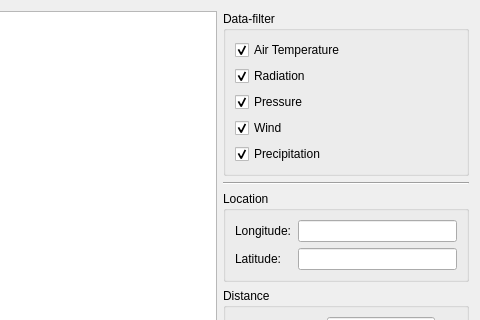
First picture: the form in externals/DataMap/src/DM_DataMapWidget.ui, repository hirseboy/DWD-Weather-Data-Converter, before the edit; both pictures show x 815 to 1295 and y 0 to 320 of the 1295 by 799 pixel window.
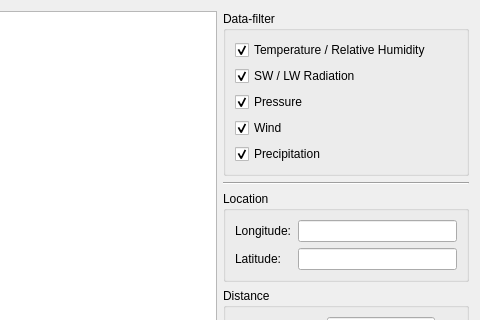
Second picture: the form after the edit. Custom widgets are drawn as their Qt base class.

Diff of the .ui file:
```diff
--- a/externals/DataMap/src/DM_DataMapWidget.ui
+++ b/externals/DataMap/src/DM_DataMapWidget.ui
@@ -25,7 +25,7 @@
         <item>
          <widget class="QCheckBox" name="checkBoxAirTemp">
           <property name="text">
-           <string>Air Temperature</string>
+           <string>Temperature / Relative Humidity</string>
           </property>
           <property name="checked">
            <bool>true</bool>
@@ -35,7 +35,7 @@
         <item>
          <widget class="QCheckBox" name="checkBoxRadiation">
           <property name="text">
-           <string>Radiation</string>
+           <string>SW / LW Radiation</string>
           </property>
           <property name="checked">
            <bool>true</bool>
```
